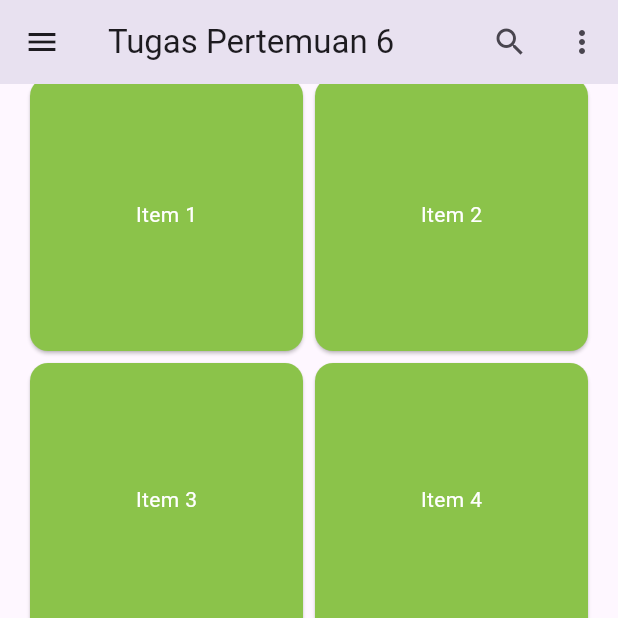
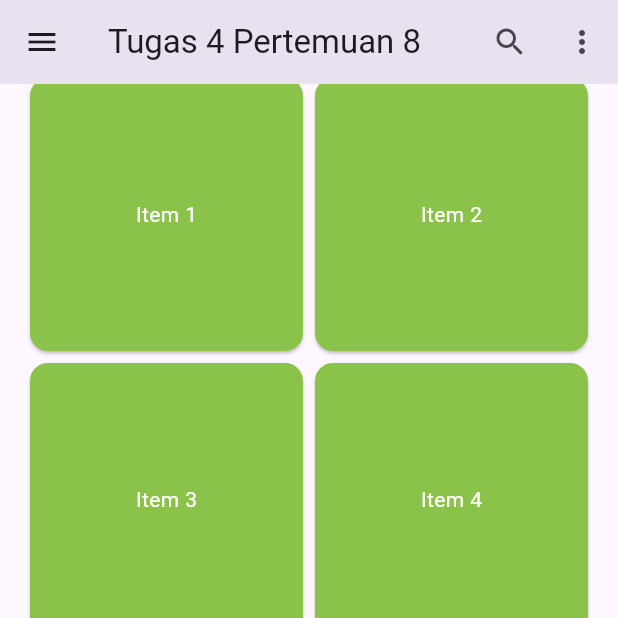
Before and after one commit to rhmn-rkjt/l200230130_widgets, a Flutter app: the screen it shows after launch, scrolled down 456 dp, on a phone screen of 412 x 824 dp, the top half of it. Run offline on Flutter 3.47's test engine with Material 3 defaults, Android fonts, the light colour scheme and no system bars.

Commit message:
Perbaikan Judul Tugas

```diff
--- a/lib/pages/tugas.dart
+++ b/lib/pages/tugas.dart
@@ -39,7 +39,7 @@ class _HomeState extends State<Home> {
           icon: const Icon(Icons.menu),
           onPressed: () {},
         ),
-        title: const Text('Tugas Pertemuan 6'),
+        title: const Text('Tugas 4 Pertemuan 8'),
         actions: [
           IconButton(icon: const Icon(Icons.search), onPressed: () {}),
           PopupMenuButton<MenuItem>(
```
